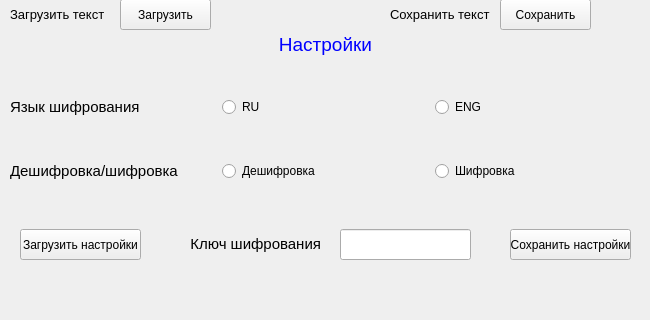
Above: vigenere_main.ui from RoketFlame/amgine before the change; both pictures show x 0 to 650 and y 270 to 590 of the 650 by 590 pixel window. Below: the same form after it.
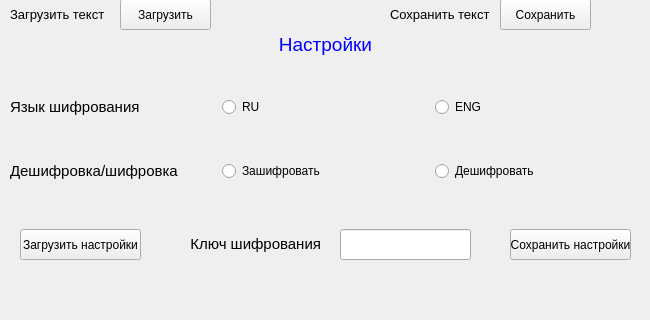
That is the form after the change.

What changed in the file:
```diff
--- a/vigenere_main.ui
+++ b/vigenere_main.ui
@@ -84,20 +84,20 @@
        </attribute>
       </widget>
      </item>
-     <item row="1" column="2">
+     <item row="1" column="1">
       <widget class="QRadioButton" name="rb_crypt_code">
        <property name="text">
-        <string>Шифровка</string>
+        <string>Зашифровать</string>
        </property>
        <attribute name="buttonGroup">
         <string notr="true">btn_group_crypt</string>
        </attribute>
       </widget>
      </item>
-     <item row="1" column="1">
+     <item row="1" column="2">
       <widget class="QRadioButton" name="rb_crypt_decode">
        <property name="text">
-        <string>Дешифровка</string>
+        <string>Дешифровать</string>
        </property>
        <attribute name="buttonGroup">
         <string notr="true">btn_group_crypt</string>
```
